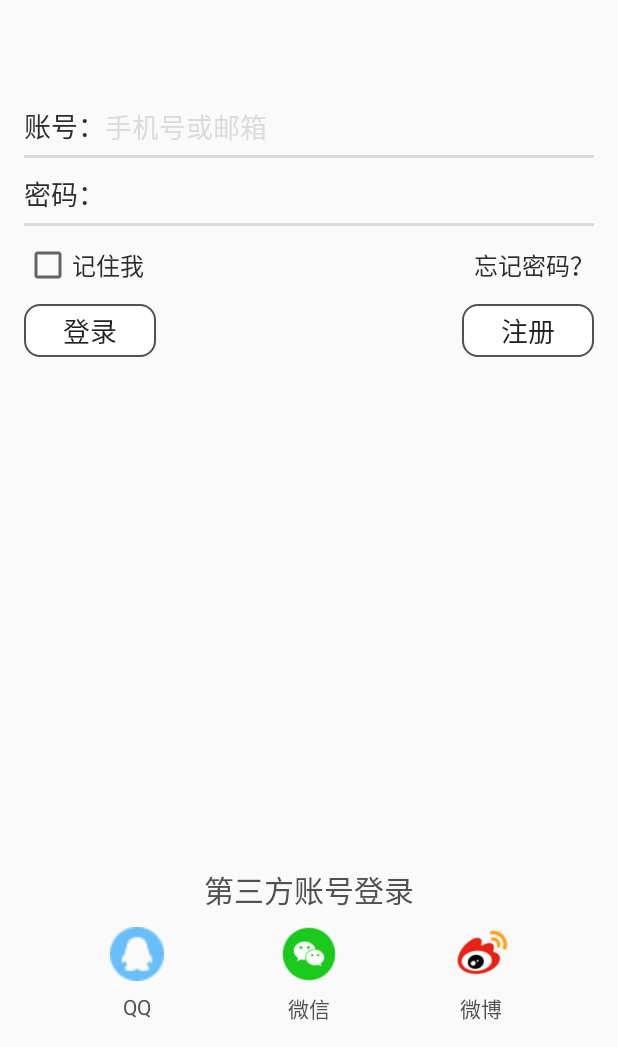
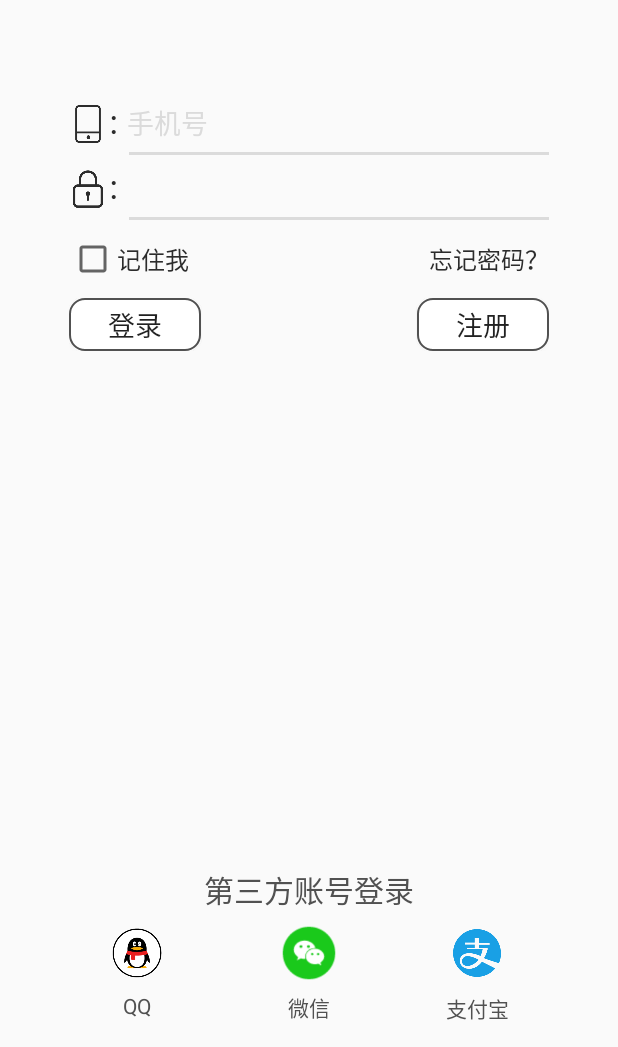
Before and after one commit to sshhsun-code/DaiQu, an Android app: the LoginActivity screen opened directly, with no data from a screen before it, on a phone screen of 412 x 824 dp, the part 189-1236 px from its top. Run offline under Robolectric (Android 15) with nearby library versions, the phone set to English and light mode, and no system bars.

Commit message:
[界面] 登录界面的进一步优化

```diff
--- a/app/src/main/res/layout/activity_login.xml
+++ b/app/src/main/res/layout/activity_login.xml
@@ -23,57 +23,74 @@
         android:layout_height="wrap_content"
         android:layout_marginTop="50dp"
         android:orientation="vertical"
+        android:layout_marginLeft="30dp"
+        android:layout_marginRight="30dp"
         android:layout_below="@+id/login_logo"
         android:id="@+id/linearLayout">
         <LinearLayout
             android:layout_width="match_parent"
             android:orientation="horizontal"
             android:layout_height="wrap_content">
+            <ImageView
+                android:layout_width="25dp"
+                android:layout_height="25dp"
+                android:src="@drawable/phone"/>
             <TextView
-                android:layout_width="wrap_content"
-                android:layout_height="wrap_content"
+                android:layout_width="10dp"
+                android:layout_height="match_parent"
                 android:textColor="#2c2c2c"
                 android:textSize="18dp"
-                android:text="账号："/>
+                android:gravity="bottom"
+                android:text="："/>
             <EditText
                 android:id="@+id/login_name"
                 android:layout_width="0dp"
                 android:background="@null"
                 android:layout_weight="1"
+                android:layout_marginLeft="3dp"
+                android:gravity="bottom"
                 android:textColorHint="#dbdbdb"
                 android:textSize="18dp"
                 android:hint="@string/login_name_hint"
-                android:layout_height="wrap_content"/>
+                android:layout_height="match_parent"/>
         </LinearLayout>
         <View
-            android:layout_width="match_parent"
+            android:layout_width="wrap_content"
             android:layout_marginTop="6dp"
             android:layout_height="2dp"
+            android:layout_marginLeft="40dp"
             android:layout_marginBottom="10dp"
             android:background="#dbdbdb"/>
         <LinearLayout
             android:layout_width="match_parent"
             android:orientation="horizontal"
             android:layout_height="wrap_content">
+            <ImageView
+                android:layout_width="25dp"
+                android:layout_height="25dp"
+                android:src="@drawable/password"/>
             <TextView
-                android:layout_width="wrap_content"
-                android:layout_height="wrap_content"
+                android:layout_width="10dp"
+                android:layout_height="match_parent"
                 android:textColor="#2c2c2c"
                 android:textSize="18dp"
-                android:text="密码："/>
+                android:gravity="bottom"
+                android:text="："/>
             <EditText
                 android:id="@+id/login_password"
                 android:layout_width="0dp"
                 android:background="@null"
                 android:layout_weight="1"
-                android:inputType="textPassword"
+                android:layout_marginLeft="3dp"
+                android:gravity="bottom"
                 android:textColorHint="#dbdbdb"
                 android:textSize="18dp"
-                android:layout_height="wrap_content"/>
+                android:layout_height="match_parent"/>
         </LinearLayout>
         <View
             android:layout_width="match_parent"
             android:layout_height="2dp"
+            android:layout_marginLeft="40dp"
             android:layout_marginTop="6dp"
             android:layout_marginBottom="10dp"
             android:background="#dbdbdb"/>
@@ -102,6 +119,8 @@
     <RelativeLayout
         android:layout_marginTop="10dp"
         android:layout_width="match_parent"
+        android:layout_marginLeft="30dp"
+        android:layout_marginRight="30dp"
         android:layout_below="@id/linearLayout"
         android:layout_height="35dp">
         <Button
@@ -152,8 +171,8 @@
                 <ImageView
                     android:id="@+id/qq"
                     android:layout_width="40dp"
-                    android:src="@drawable/qq1"
-                    android:padding="2dp"
+                    android:src="@drawable/qq3"
+                    android:padding="1dp"
                     android:layout_height="40dp"
                     android:layout_alignParentTop="true"
                     android:layout_marginBottom="5dp"
@@ -189,14 +208,16 @@
             </RelativeLayout>
 
             <RelativeLayout
-                android:layout_width="40dp"
+                android:layout_width="45dp"
+                android:gravity="center_horizontal"
                 android:layout_alignParentRight="true"
                 android:layout_height="wrap_content">
                 <ImageView
                     android:id="@+id/weibo"
-                    android:layout_width="40dp"
-                    android:src="@drawable/weibo1"
-                    android:layout_marginBottom="5dp"
+                    android:layout_width="45dp"
+                    android:src="@drawable/alipay"
+                    android:layout_marginBottom="6dp"
+                    android:padding="4dp"
                     android:layout_height="40dp"/>
                 <TextView
                     android:layout_width="match_parent"
@@ -205,7 +226,7 @@
                     android:layout_height="wrap_content"
                     android:textColor="#515151"
                     android:textSize="14dp"
-                    android:text="微博"/>
+                    android:text="支付宝"/>
             </RelativeLayout>
 
         </RelativeLayout>
--- a/app/src/main/res/values/strings.xml
+++ b/app/src/main/res/values/strings.xml
@@ -8,5 +8,5 @@
     <string name="splash_text">\©2017 3Q.com All Rights Reserved</string>
     <string name="sign_in">登录</string>
     <string name="sign_up">注册</string>
-    <string name="login_name_hint">手机号或邮箱</string>
+    <string name="login_name_hint">手机号</string>
 </resources>
```
Also changed, not shown: app/src/main/res/drawable/alipay.png (added), app/src/main/res/drawable/message.png (added), app/src/main/res/drawable/password.png (added), app/src/main/res/drawable/phone.png (added), app/src/main/res/drawable/qq1.png (deleted), app/src/main/res/drawable/qq3.png (added).
